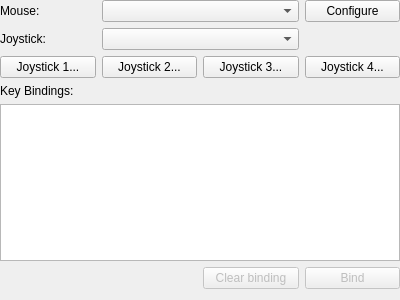
jriwanek-forks/86Box, file src/qt/qt_settingsinput.ui: the form before one commit.
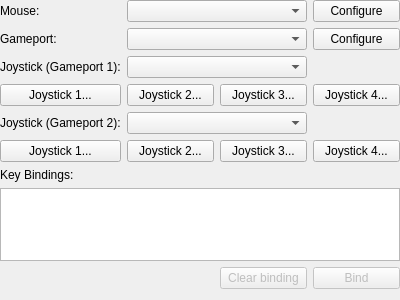
The form after the commit.

Commit message: More progress towards 2nd gameport support

```diff
--- a/src/qt/qt_settingsinput.ui
+++ b/src/qt/qt_settingsinput.ui
@@ -59,7 +59,7 @@
    <item row="1" column="0">
     <widget class="QLabel" name="labelJoystick">
      <property name="text">
-      <string>Joystick:</string>
+      <string>Gameport:</string>
      </property>
     </widget>
    </item>
@@ -70,42 +70,111 @@
      </property>
     </widget>
    </item>
+   <item row="1" column="3">
+    <widget class="QPushButton" name="pushButtonConfigureGameport">
+     <property name="sizePolicy">
+      <sizepolicy hsizetype="Minimum" vsizetype="Fixed">
+       <horstretch>0</horstretch>
+       <verstretch>0</verstretch>
+      </sizepolicy>
+     </property>
+     <property name="text">
+      <string>Configure</string>
+     </property>
+    </widget>
+   </item>
    <item row="2" column="0">
-    <widget class="QPushButton" name="pushButtonJoystick1">
+    <widget class="QLabel" name="labelJoystick0">
      <property name="text">
-      <string>Joystick 1...</string>
+      <string>Joystick (Gameport 1):</string>
      </property>
     </widget>
    </item>
-   <item row="2" column="1">
-    <widget class="QPushButton" name="pushButtonJoystick2">
-     <property name="text">
-      <string>Joystick 2...</string>
-     </property>
-    </widget>
-   </item>
-   <item row="2" column="2">
-    <widget class="QPushButton" name="pushButtonJoystick3">
-     <property name="text">
-      <string>Joystick 3...</string>
-     </property>
-    </widget>
-   </item>
-   <item row="2" column="3">
-    <widget class="QPushButton" name="pushButtonJoystick4">
-     <property name="text">
-      <string>Joystick 4...</string>
+   <item row="2" column="1" colspan="2">
+    <widget class="QComboBox" name="comboBoxJoystick0">
+     <property name="maxVisibleItems">
+      <number>30</number>
      </property>
     </widget>
    </item>
    <item row="3" column="0">
+    <widget class="QPushButton" name="pushButtonJoystick01">
+     <property name="text">
+      <string>Joystick 1...</string>
+     </property>
+    </widget>
+   </item>
+   <item row="3" column="1">
+    <widget class="QPushButton" name="pushButtonJoystick02">
+     <property name="text">
+      <string>Joystick 2...</string>
+     </property>
+    </widget>
+   </item>
+   <item row="3" column="2">
+    <widget class="QPushButton" name="pushButtonJoystick03">
+     <property name="text">
+      <string>Joystick 3...</string>
+     </property>
+    </widget>
+   </item>
+   <item row="3" column="3">
+    <widget class="QPushButton" name="pushButtonJoystick04">
+     <property name="text">
+      <string>Joystick 4...</string>
+     </property>
+    </widget>
+   </item>
+   <item row="4" column="0">
+    <widget class="QLabel" name="labelJoystick1">
+     <property name="text">
+      <string>Joystick (Gameport 2):</string>
+     </property>
+    </widget>
+   </item>
+   <item row="4" column="1" colspan="2">
+    <widget class="QComboBox" name="comboBoxJoystick1">
+     <property name="maxVisibleItems">
+      <number>30</number>
+     </property>
+    </widget>
+   </item>
+   <item row="5" column="0">
+    <widget class="QPushButton" name="pushButtonJoystick11">
+     <property name="text">
+      <string>Joystick 1...</string>
+     </property>
+    </widget>
+   </item>
+   <item row="5" column="1">
+    <widget class="QPushButton" name="pushButtonJoystick12">
+     <property name="text">
+      <string>Joystick 2...</string>
+     </property>
+    </widget>
+   </item>
+   <item row="5" column="2">
+    <widget class="QPushButton" name="pushButtonJoystick13">
+     <property name="text">
+      <string>Joystick 3...</string>
+     </property>
+    </widget>
+   </item>
+   <item row="5" column="3">
+    <widget class="QPushButton" name="pushButtonJoystick14">
+     <property name="text">
+      <string>Joystick 4...</string>
+     </property>
+    </widget>
+   </item>
+   <item row="6" column="0">
     <widget class="QLabel" name="labelKeys">
      <property name="text">
       <string>Key Bindings:</string>
      </property>
     </widget>
    </item>
-   <item row="4" column="0" colspan="4">
+   <item row="7" column="0" colspan="4">
     <widget class="QTableWidget" name="tableKeys">
      <property name="editTriggers">
       <set>QAbstractItemView::EditTrigger::NoEditTriggers</set>
@@ -124,7 +193,7 @@
      </property>
     </widget>
    </item>
-   <item row="5" column="2">
+   <item row="8" column="2">
     <widget class="QPushButton" name="pushButtonClearBind">
      <property name="enabled">
       <bool>false</bool>
@@ -134,7 +203,7 @@
      </property>
     </widget>
    </item>
-   <item row="5" column="3">
+   <item row="8" column="3">
     <widget class="QPushButton" name="pushButtonBind">
      <property name="enabled">
       <bool>false</bool>
```
Left out of the diff: 4 changed lines with no effect on the pictures. The commit also changes 14 other files.
